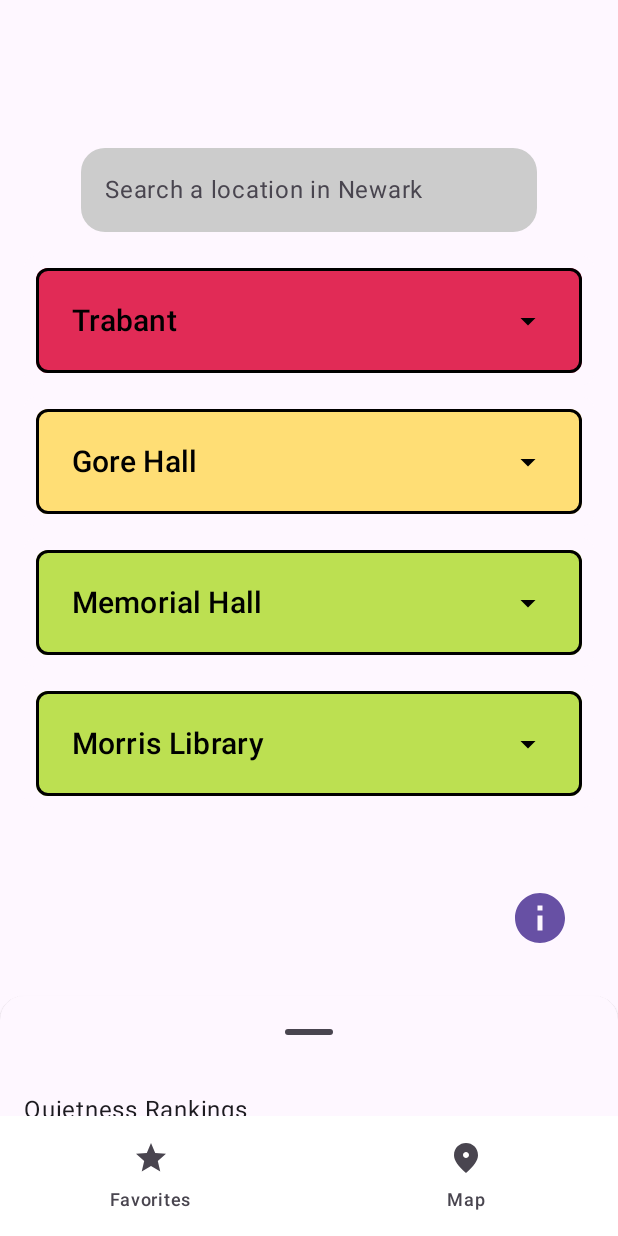
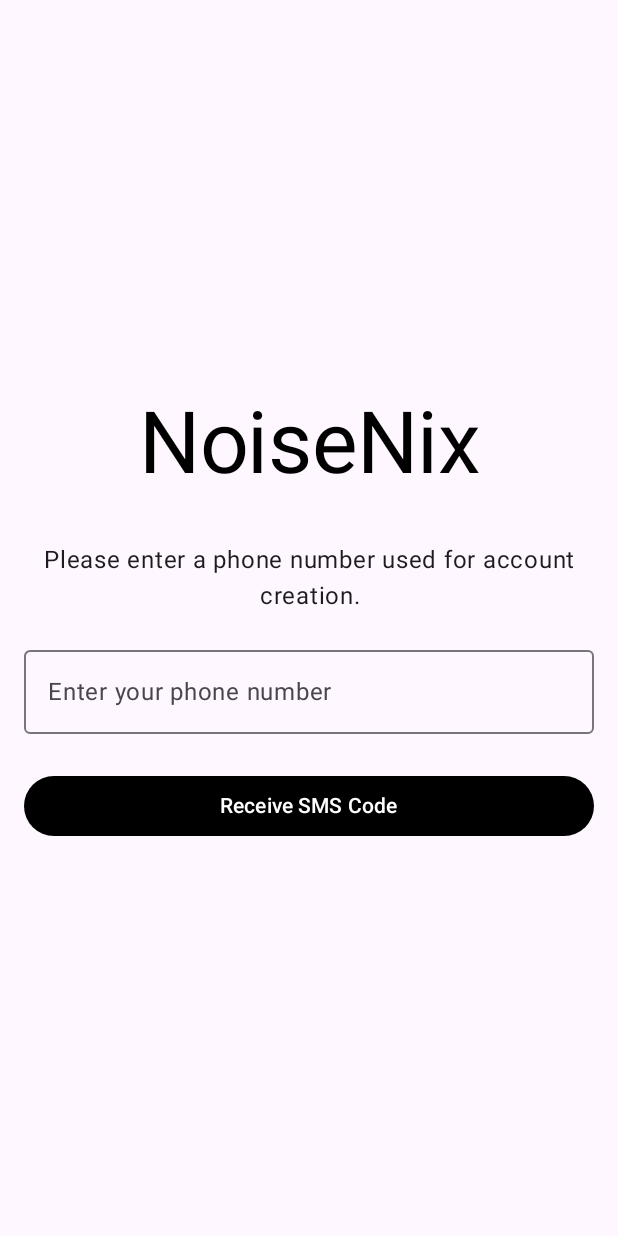
Before and after one commit to theMaxiiim/noisenix, an Android app built with Jetpack Compose: the screen it shows after launch (MainActivity), on a phone screen of 412 x 824 dp. Run offline under Robolectric (Android 15) with nearby library versions, the phone set to English and light mode, and no system bars.

Commit message:
added login UI, default SMS is '147258'

```diff
--- a/app/build.gradle.kts
+++ b/app/build.gradle.kts
@@ -69,4 +69,8 @@
     // For coroutines
     implementation("org.jetbrains.kotlinx:kotlinx-coroutines-android:1.7.3")
 
+    implementation ("androidx.compose.material3:material3:1.0.1")
+    implementation ("androidx.compose.ui:ui:1.4.0-beta01")
+    implementation ("androidx.navigation:navigation-compose:2.5.3")
+
 }
--- a/app/src/main/java/com/maxdejesus/noisenix/ui/MainScreen.kt
+++ b/app/src/main/java/com/maxdejesus/noisenix/ui/MainScreen.kt
@@ -6,15 +6,17 @@
 import androidx.compose.material.icons.sharp.Place
 import androidx.compose.material3.*
 import androidx.compose.runtime.Composable
+import androidx.compose.runtime.getValue
 import androidx.compose.ui.Modifier
+import androidx.compose.ui.graphics.Color
 import androidx.compose.ui.graphics.vector.ImageVector
-import androidx.compose.ui.graphics.Color
 import androidx.compose.ui.unit.dp
-import androidx.navigation.NavGraph.Companion.findStartDestination
 import androidx.navigation.NavHostController
 import androidx.navigation.compose.*
 import com.maxdejesus.noisenix.ui.favoritesTab.FavoritesScreen
 import com.maxdejesus.noisenix.ui.mapTab.MapScreen
+import com.maxdejesus.noisenix.ui.loginScreen.LoginScreen
+import com.maxdejesus.noisenix.ui.phoneNumberScreen.PhoneNumberScreen
 
 @Composable
 fun MainScreen() {
@@ -22,14 +24,36 @@
 
     Scaffold(
         bottomBar = {
-            BottomNavigationBar(navController = navController)
+            if (shouldShowBottomBar(navController)) {
+                BottomNavigationBar(navController = navController)
+            }
         }
     ) { innerPadding ->
-        MainNavGraph(
+        NavHost(
             navController = navController,
+            startDestination = "prelogin",
             modifier = Modifier.padding(innerPadding)
-        )
+        ) {
+            composable("prelogin") {
+                PhoneNumberScreen(navController = navController)
+            }
+            composable("login") {
+                LoginScreen(navController = navController)
+            }
+            composable(BottomNavItem.Favorites.route) {
+                FavoritesScreen()
+            }
+            composable(BottomNavItem.Map.route) {
+                MapScreen()
+            }
+        }
     }
+}
+
+@Composable
+fun shouldShowBottomBar(navController: NavHostController): Boolean {
+    val currentBackStackEntry by navController.currentBackStackEntryAsState()
+    return currentBackStackEntry?.destination?.route !in listOf("prelogin", "login")
 }
 
 @Composable
@@ -37,7 +61,6 @@
     val items = listOf(
         BottomNavItem.Favorites,
         BottomNavItem.Map
-
     )
     NavigationBar(
         containerColor = Color.White,
@@ -49,13 +72,10 @@
                 selected = currentDestination?.route == item.route,
                 onClick = {
                     navController.navigate(item.route) {
-                        // Pop up to the start destination to avoid building up a large stack
-                        popUpTo(navController.graph.findStartDestination().id) {
+                        popUpTo(navController.graph.startDestinationId) {
                             saveState = true
                         }
-                        // Avoid multiple copies
                         launchSingleTop = true
-                        // Restore state
                         restoreState = true
                     }
                 },
@@ -77,23 +97,3 @@
     object Favorites : BottomNavItem("favorites", Icons.Filled.Star, "Favorites")
     object Map : BottomNavItem("map", Icons.Sharp.Place, "Map")
 }
-
-@Composable
-fun MainNavGraph(
-    navController: NavHostController,
-    modifier: Modifier = Modifier
-) {
-    NavHost(
-        navController = navController,
-        startDestination = BottomNavItem.Favorites.route,
-        modifier = modifier
-    ) {
-        composable(BottomNavItem.Favorites.route) {
-            FavoritesScreen()
-        }
-
-        composable(BottomNavItem.Map.route) {
-            MapScreen()
-        }
-    }
-}
--- /dev/null
+++ b/app/src/main/java/com/maxdejesus/noisenix/ui/phoneNumberScreen/PhoneNumberScreen.kt
@@ -0,0 +1,84 @@
+package com.maxdejesus.noisenix.ui.phoneNumberScreen
+
+import androidx.compose.foundation.layout.*
+import androidx.compose.material3.*
+import androidx.compose.runtime.*
+import androidx.compose.ui.Alignment
+import androidx.compose.ui.Modifier
+import androidx.compose.ui.graphics.Color
+import androidx.compose.ui.text.style.TextAlign
+import androidx.compose.ui.unit.dp
+import androidx.navigation.NavHostController
+
+@Composable
+fun PhoneNumberScreen(navController: NavHostController) {
+    var rawPhoneNumber by remember { mutableStateOf("") }
+
+    Scaffold { contentPadding ->
+        Box(
+            modifier = Modifier
+                .fillMaxSize()
+                .padding(contentPadding),
+            contentAlignment = Alignment.Center
+        ) {
+            Column(
+                horizontalAlignment = Alignment.CenterHorizontally,
+                modifier = Modifier
+                    .fillMaxWidth()
+                    .padding(16.dp)
+            ) {
+                Text(
+                    text = "NoiseNix",
+                    style = MaterialTheme.typography.displayLarge,
+                    color = Color.Black,
+                    modifier = Modifier.padding(bottom = 32.dp),
+                    textAlign = TextAlign.Center
+                )
+
+                Text(
+                    text = "Please enter a phone number used for account creation.",
+                    style = MaterialTheme.typography.bodyLarge,
+                    textAlign = TextAlign.Center,
+                    modifier = Modifier
+                        .fillMaxWidth()
+                        .padding(bottom = 16.dp)
+                )
+
+                OutlinedTextField(
+                    value = formatPhoneNumber(rawPhoneNumber),
+                    onValueChange = { newValue ->
+                        rawPhoneNumber = newValue.filter { it.isDigit() }.take(10)
+                    },
+                    label = { Text("Enter your phone number") },
+                    modifier = Modifier
+                        .fillMaxWidth()
+                        .padding(bottom = 24.dp),
+                    singleLine = true
+                )
+
+                Button(
+                    onClick = { navController.navigate("login") },
+                    modifier = Modifier.fillMaxWidth(),
+                    colors = ButtonDefaults.buttonColors(
+                        containerColor = Color.Black,
+                        contentColor = Color.White
+                    )
+                ) {
+                    Text(text = "Receive SMS Code")
+                }
+            }
+        }
+    }
+}
+
+/**
+ Formats a raw phone number into the format (XXX)-XXX-XXXX.
+ */
+fun formatPhoneNumber(phone: String): String {
+    return when (phone.length) {
+        in 1..3 -> "(${phone.substring(0, phone.length)})"
+        in 4..6 -> "(${phone.substring(0, 3)})-${phone.substring(3, phone.length)}"
+        in 7..10 -> "(${phone.substring(0, 3)})-${phone.substring(3, 6)}-${phone.substring(6, phone.length)}"
+        else -> phone
+    }
+}
```
Also changed, not shown: app/src/main/java/com/maxdejesus/noisenix/ui/loginScreen/LoginScreen.kt (added, +97 -0 lines).
